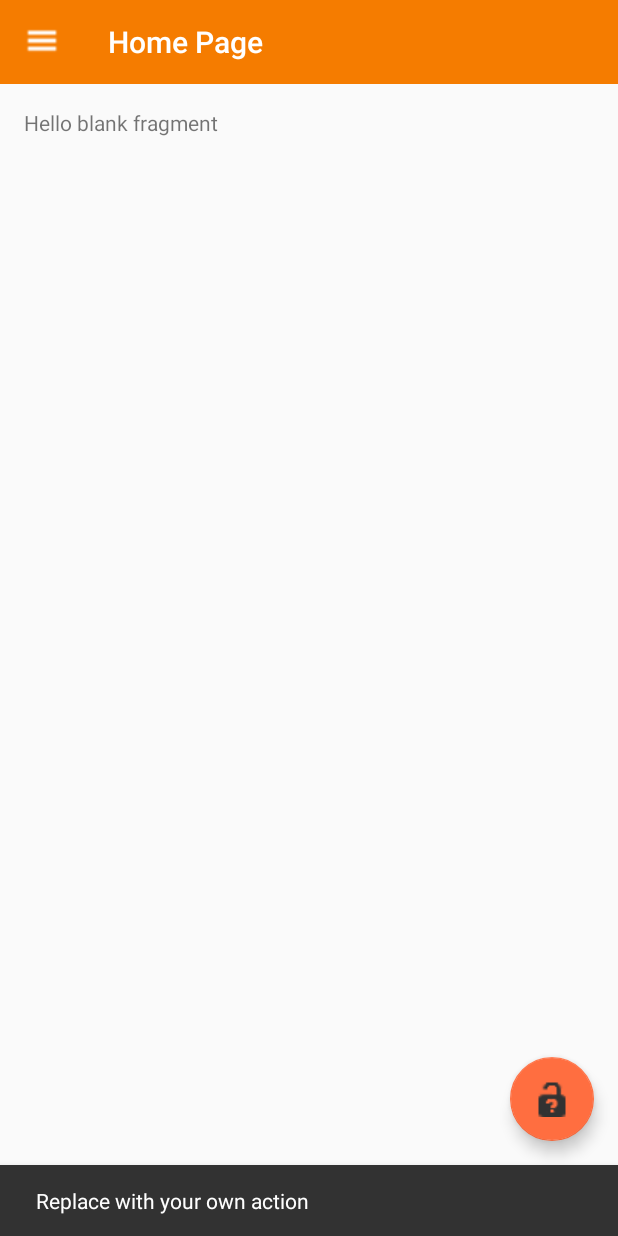
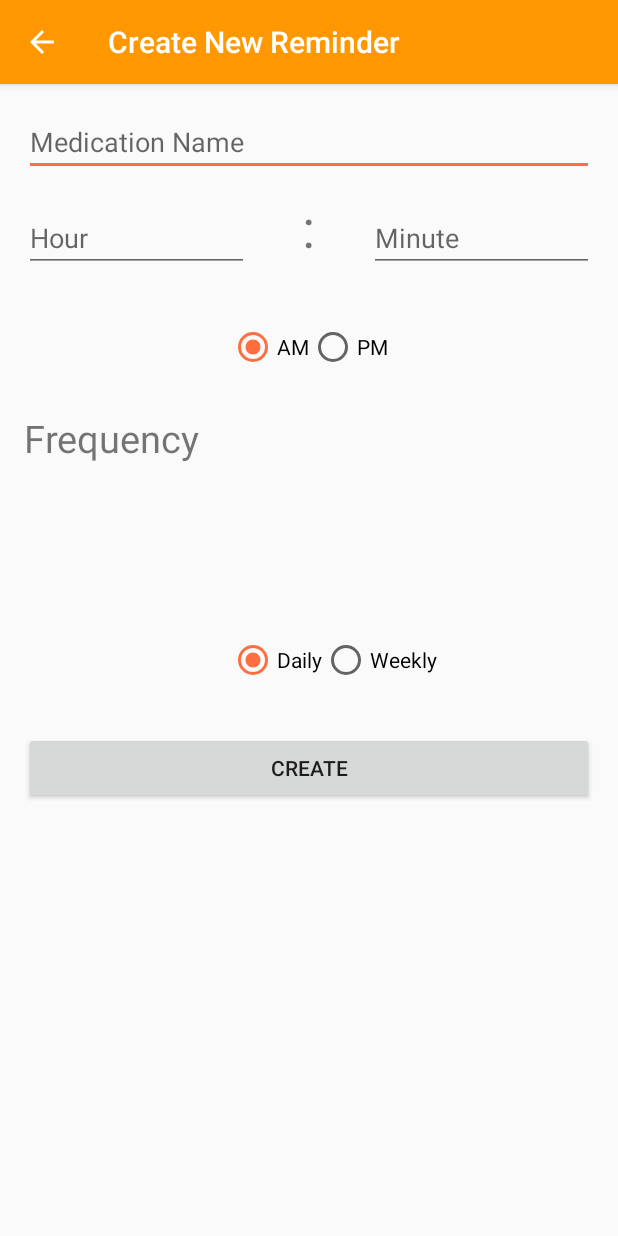
Before and after one commit to zkpye9/Remed, an Android app: the HomePageActivity screen opened directly, with no data from a screen before it, after a tap on an icon or button, on a phone screen of 412 x 824 dp. Run offline under Robolectric (Android 15) with nearby library versions, the phone set to English and light mode, and no system bars; libraries missing offline, so code that uses them is left out: com.parse; 2 statements that could not run were skipped.

Commit message:
Create new reminder gui set up and waiting for data grab

```diff
--- a/app/src/main/AndroidManifest.xml
+++ b/app/src/main/AndroidManifest.xml
@@ -13,19 +13,23 @@
       IMPORTANT: Change "com.parse.starter.permission.C2D_MESSAGE" in the lines below
       to match your app's package name + ".permission.C2D_MESSAGE".
     -->
-    <permission android:protectionLevel="signature"
-        android:name="com.example.zkp.remed.permission.C2D_MESSAGE" />
+    <permission
+        android:name="com.example.zkp.remed.permission.C2D_MESSAGE"
+        android:protectionLevel="signature" />
+
     <uses-permission android:name="com.example.zkp.remed.permission.C2D_MESSAGE" />
 
     <application
+        android:name=".RemedApplication"
         android:allowBackup="true"
-        android:name = ".RemedApplication"
         android:icon="@mipmap/ic_launcher"
         android:label="@string/app_name"
         android:supportsRtl="true"
         android:theme="@style/AppTheme">
         <service android:name="com.parse.PushService" />
-        <receiver android:name="com.parse.ParsePushBroadcastReceiver"
+
+        <receiver
+            android:name="com.parse.ParsePushBroadcastReceiver"
             android:exported="false">
             <intent-filter>
                 <action android:name="com.parse.push.intent.RECEIVE" />
@@ -33,18 +37,18 @@
                 <action android:name="com.parse.push.intent.OPEN" />
             </intent-filter>
         </receiver>
-        <receiver android:name="com.parse.GcmBroadcastReceiver"
+        <receiver
+            android:name="com.parse.GcmBroadcastReceiver"
             android:permission="com.google.android.c2dm.permission.SEND">
             <intent-filter>
                 <action android:name="com.google.android.c2dm.intent.RECEIVE" />
                 <action android:name="com.google.android.c2dm.intent.REGISTRATION" />
 
-                <!--
-                  IMPORTANT: Change "com.parse.starter" to match your app's package name.
-                -->
+                <!--                   IMPORTANT: Change "com.parse.starter" to match your app's package name. -->
                 <category android:name="com.example.zkp.remed" />
             </intent-filter>
         </receiver>
+
         <activity
             android:name=".MainActivity"
             android:label="@string/app_name"
@@ -75,9 +79,15 @@
             android:name=".HomePageActivity"
             android:label="@string/title_activity_home_page"
             android:theme="@style/AppTheme.NoActionBar" />
-
-
-
+        <activity
+            android:name=".NewMedActivity"
+            android:label="@string/title_activity_new_med"
+            android:parentActivityName=".HomePageActivity"
+            android:theme="@style/AppTheme">
+            <meta-data
+                android:name="android.support.PARENT_ACTIVITY"
+                android:value="com.example.zkp.remed.HomePageActivity" />
+        </activity>
     </application>
 
 </manifest>
--- a/app/src/main/java/com/example/zkp/remed/HomePageActivity.java
+++ b/app/src/main/java/com/example/zkp/remed/HomePageActivity.java
@@ -1,5 +1,6 @@
 package com.example.zkp.remed;
 
+import android.content.Intent;
 import android.os.Bundle;
 import android.support.design.widget.FloatingActionButton;
 import android.support.design.widget.NavigationView;
@@ -60,12 +61,14 @@ public class HomePageActivity extends AppCompatActivity {
         fab.setOnClickListener(new View.OnClickListener() {
             @Override
             public void onClick(View view) {
-                Snackbar.make(view, "Replace with your own action", Snackbar.LENGTH_LONG)
-                        .setAction("Action", null).show();
+                Intent intent = new Intent(HomePageActivity.this, NewMedActivity.class);
+                startActivity(intent);
+                //Snackbar.make(view, "Replace with your own action", Snackbar.LENGTH_LONG)
+                //        .setAction("Action", null).show();
 
 
                 //Test. will be deleted.
-                PushNotification(ParseUser.getCurrentUser());
+                //PushNotification(ParseUser.getCurrentUser());
             }
         });
     }
--- /dev/null
+++ b/app/src/main/java/com/example/zkp/remed/NewMedActivity.java
@@ -0,0 +1,26 @@
+package com.example.zkp.remed;
+
+import android.os.Bundle;
+import android.support.design.widget.FloatingActionButton;
+import android.support.design.widget.Snackbar;
+import android.support.v7.app.AppCompatActivity;
+import android.support.v7.widget.Toolbar;
+import android.view.View;
+
+public class NewMedActivity extends AppCompatActivity {
+
+    @Override
+    protected void onCreate(Bundle savedInstanceState) {
+        super.onCreate(savedInstanceState);
+        setContentView(R.layout.activity_new_med);
+        Toolbar toolbar = (Toolbar) findViewById(R.id.toolbar);
+        setSupportActionBar(toolbar);
+
+        getSupportActionBar().setDisplayHomeAsUpEnabled(true);
+    }
+
+    public void create(View view) {
+
+    }
+
+}
--- /dev/null
+++ b/app/src/main/res/layout/activity_new_med.xml
@@ -0,0 +1,26 @@
+<?xml version="1.0" encoding="utf-8"?>
+<android.support.design.widget.CoordinatorLayout xmlns:android="http://schemas.android.com/apk/res/android"
+    xmlns:app="http://schemas.android.com/apk/res-auto"
+    xmlns:tools="http://schemas.android.com/tools"
+    android:layout_width="match_parent"
+    android:layout_height="match_parent"
+    android:fitsSystemWindows="true"
+    tools:context="com.example.zkp.remed.NewMedActivity">
+
+    <android.support.design.widget.AppBarLayout
+        android:layout_width="match_parent"
+        android:layout_height="wrap_content"
+        android:theme="@style/AppTheme.AppBarOverlay">
+
+        <android.support.v7.widget.Toolbar
+            android:id="@+id/toolbar"
+            android:layout_width="match_parent"
+            android:layout_height="?attr/actionBarSize"
+            android:background="?attr/colorPrimary"
+            app:popupTheme="@style/AppTheme.PopupOverlay" />
+
+    </android.support.design.widget.AppBarLayout>
+
+    <include layout="@layout/content_new_med" />
+
+</android.support.design.widget.CoordinatorLayout>
--- /dev/null
+++ b/app/src/main/res/layout/content_new_med.xml
@@ -0,0 +1,133 @@
+<?xml version="1.0" encoding="utf-8"?>
+<RelativeLayout xmlns:android="http://schemas.android.com/apk/res/android"
+    xmlns:app="http://schemas.android.com/apk/res-auto"
+    xmlns:tools="http://schemas.android.com/tools"
+    android:layout_width="match_parent"
+    android:layout_height="match_parent"
+    android:paddingBottom="@dimen/activity_vertical_margin"
+    android:paddingLeft="@dimen/activity_horizontal_margin"
+    android:paddingRight="@dimen/activity_horizontal_margin"
+    android:paddingTop="@dimen/activity_vertical_margin"
+    app:layout_behavior="@string/appbar_scrolling_view_behavior"
+    tools:context="com.example.zkp.remed.NewMedActivity"
+    tools:showIn="@layout/activity_new_med">
+
+    <EditText
+    android:layout_width="match_parent"
+    android:layout_height="wrap_content"
+    android:inputType="textCapWords"
+    android:hint="@string/med_name"
+    android:ems="10"
+    android:id="@+id/medName"
+    android:layout_gravity="center_horizontal|top"
+    android:layout_alignParentTop="true"
+    android:layout_alignParentLeft="true"
+    android:layout_alignParentStart="true" />
+
+    <EditText
+    android:layout_width="150dp"
+    android:layout_height="wrap_content"
+    android:inputType="number"
+    android:hint="@string/hour"
+    android:ems="10"
+    android:id="@+id/Hour"
+    android:layout_gravity="center"
+    android:layout_marginTop="64dp"
+    android:layout_alignTop="@+id/medName"
+    android:layout_alignLeft="@+id/medName"
+    android:layout_alignStart="@+id/medName"/>
+
+    <EditText
+        android:layout_width="150dp"
+        android:layout_height="wrap_content"
+        android:inputType="number"
+        android:hint="@string/min"
+        android:ems="10"
+        android:id="@+id/Min"
+        android:layout_gravity="center"
+        android:layout_alignTop="@+id/Hour"
+        android:layout_alignRight="@+id/medName"
+        android:layout_alignEnd="@+id/medName" />
+
+    <TextView
+        android:layout_width="wrap_content"
+        android:layout_height="wrap_content"
+        android:layout_gravity="center"
+        android:textSize="35dp"
+        android:text=":"
+        android:layout_alignBaseline="@+id/Min"
+        android:layout_alignBottom="@+id/Min"
+        android:layout_centerHorizontal="true"
+        android:id="@+id/textView2" />
+    <RadioGroup
+        android:id="@+id/AM_PM"
+        android:layout_width="wrap_content"
+        android:layout_height="wrap_content"
+        android:orientation="horizontal"
+        android:layout_below="@+id/Hour"
+        android:layout_centerHorizontal="true"
+        android:layout_marginTop="34dp">
+        <RadioButton
+            android:layout_width="wrap_content"
+            android:layout_height="wrap_content"
+            android:text="AM"
+            android:id="@+id/AM"
+            android:checked="true" />
+
+        <RadioButton
+            android:layout_width="wrap_content"
+            android:layout_height="wrap_content"
+            android:text="PM"
+            android:id="@+id/PM"
+
+            android:checked="false" />
+    </RadioGroup>
+
+    <TextView
+        android:layout_width="wrap_content"
+        android:layout_height="wrap_content"
+        android:layout_gravity="center"
+        android:textSize="25dp"
+        android:text="@string/frequency"
+        android:layout_marginTop="27dp"
+        android:layout_below="@+id/AM_PM"
+        android:layout_alignParentLeft="true"
+        android:layout_alignParentStart="true"
+        android:id="@+id/textView3" />
+
+    <RadioGroup
+        android:id="@+id/radioFeq"
+        android:layout_width="wrap_content"
+        android:layout_height="wrap_content"
+        android:layout_centerVertical="true"
+        android:layout_alignLeft="@+id/AM_PM"
+        android:layout_alignStart="@+id/AM_PM"
+        android:orientation="horizontal">
+
+        <RadioButton
+            android:layout_width="wrap_content"
+            android:layout_height="wrap_content"
+            android:id="@+id/Daily"
+            android:text="@string/daily"
+            android:checked="true" />
+
+        <RadioButton
+            android:layout_width="wrap_content"
+            android:layout_height="wrap_content"
+            android:id="@+id/Weekly"
+            android:text="@string/weekly"
+            android:checked="false" />
+
+    </RadioGroup>
+
+    <Button
+        android:id="@+id/SignUp_firstButton"
+        android:text="@string/create"
+        android:layout_width="match_parent"
+        android:layout_height="wrap_content"
+        android:layout_marginTop="64dp"
+        android:layout_alignTop="@+id/radioFeq"
+
+        android:onClick="create"/>
+
+</RelativeLayout>
--- /dev/null
+++ b/app/src/main/res/layout/med_list_item.xml
@@ -0,0 +1,9 @@
+<?xml version="1.0" encoding="utf-8"?>
+<LinearLayout xmlns:android="http://schemas.android.com/apk/res/android"
+    android:orientation="vertical" android:layout_width="match_parent"
+    android:layout_height="match_parent">
+    <textView>
+        android:id="@+id/medName"
+
+    </textView>
+</LinearLayout>
--- a/app/src/main/res/values-v21/styles.xml
+++ b/app/src/main/res/values-v21/styles.xml
@@ -14,7 +14,7 @@
         <item name="android:statusBarColor">@android:color/transparent</item>
     </style>
 
-    <style name="AppTheme.PopupOverlay" parent="ThemeOverlay.AppCompat.Light" >
+    <style name="AppTheme.PopupOverlay" parent="ThemeOverlay.AppCompat.Light">
         <item name="windowActionBar">false</item>
         <item name="windowNoTitle">true</item>
         <item name="android:windowDrawsSystemBarBackgrounds">true</item>
--- a/app/src/main/res/values/strings.xml
+++ b/app/src/main/res/values/strings.xml
@@ -38,4 +38,16 @@
     <string name="doctors">Doctors</string>
     <string name="family">Family</string>
     <string name="you">You</string>
+    <string name="title_activity_new_med">Create New Reminder</string>
+
+    <string name="frequency">Frequency</string>
+
+    <string name="hour">Hour</string>
+    <string name="min">Minute</string>
+    <string name="med_name">Medication Name</string>
+
+    <string name="daily">Daily</string>
+    <string name="weekly">Weekly</string>
+
+    <string name="create">Create</string>
 </resources>
```
